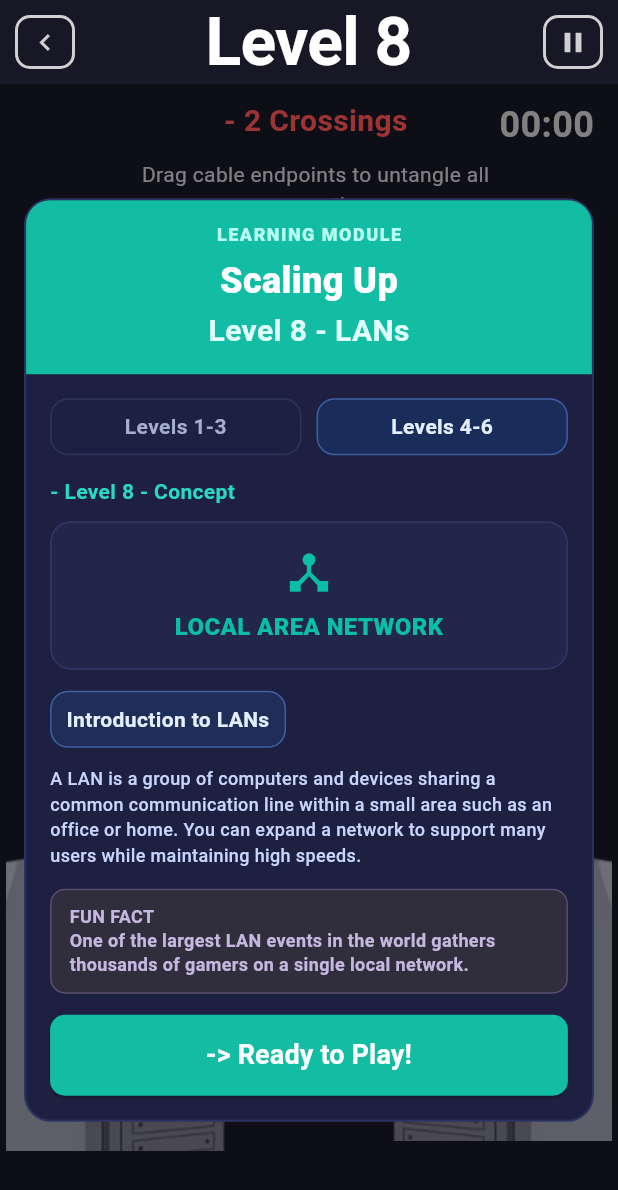
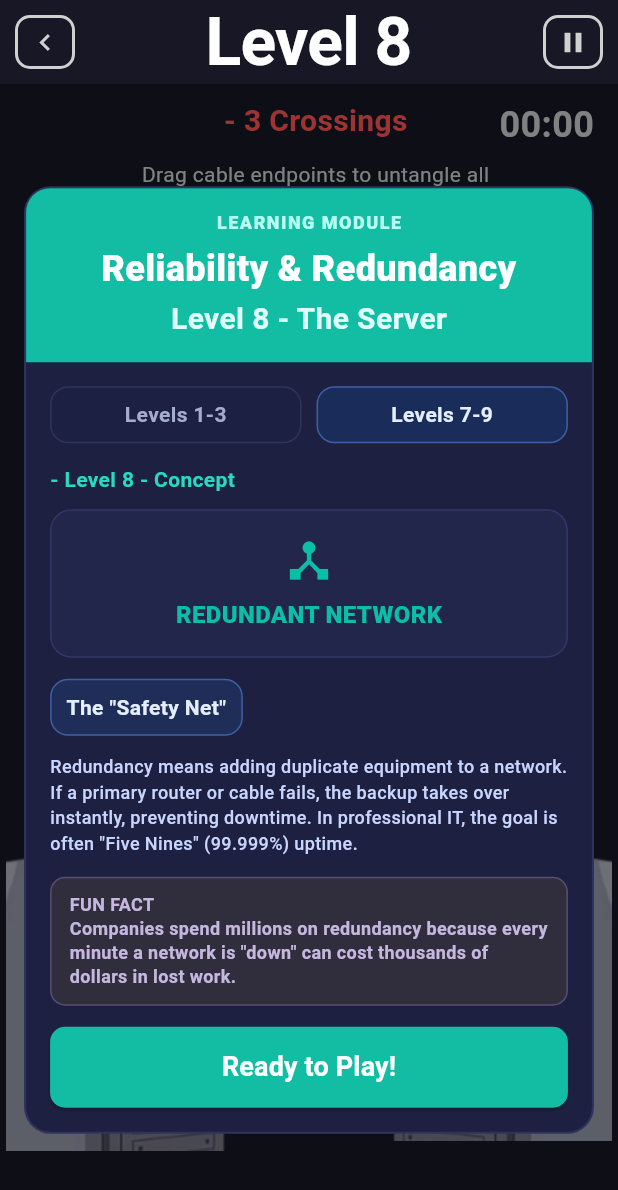
Before and after one commit to eunabgpr/RackTangle, a Flutter app: the Level8Screen screen opened directly, on a phone screen of 412 x 824 dp. Shown: the top 1190 px of the screen. Run offline on Flutter 3.47's test engine with Material 3 defaults, Android fonts, the phone set to English and light mode, and no system bars; our stand-ins replace audioplayers.

Commit message:
Fix error level 8
Co-authored-by: Copilot <copilot@github.com>

```diff
--- a/lib/Levels/Level8.dart
+++ b/lib/Levels/Level8.dart
@@ -3,7 +3,7 @@ import 'dart:math' as math;
 
 import 'package:audioplayers/audioplayers.dart';
 import 'package:flutter/material.dart';
-import 'package:racktangle/Levels/Level8.dart';
+import 'package:racktangle/Levels/Level9.dart';
 
 class Level8Screen extends StatefulWidget {
   const Level8Screen({super.key});
@@ -20,48 +20,44 @@ class _Level8ScreenState extends State<Level8Screen> {
   static const double _buttonRadius = 10;
   static const double _buttonOuterPadding = 10;
 
-  static const List<double> _routerPortX = [0.34, 0.46, 0.58, 0.70];
-  static const double _routerPortY = 0.70;
+  static const List<double> _switchPortX = [
+    0.16,
+    0.50,
+    0.84,
+    0.16,
+    0.50,
+    0.84,
+  ];
+
+  static const List<double> _switchPortY = [0.40, 0.40, 0.40, 0.60, 0.60, 0.60];
 
   static const List<double> _leftSwitchPortX = [
     0.22,
-    0.40,
-    0.58,
-    0.22,
-    0.40,
-    0.58
+    0.50,
+    0.78,
   ];
   static const List<double> _leftSwitchPortY = [
-    0.42,
-    0.42,
-    0.42,
-    0.62,
-    0.62,
-    0.62
+    0.67,
+    0.67,
+    0.67,
   ];
 
   static const List<double> _rightSwitchPortX = [
     0.22,
-    0.40,
-    0.58,
-    0.22,
-    0.40,
-    0.58
+    0.50,
+    0.78,
   ];
   static const List<double> _rightSwitchPortY = [
-    0.42,
-    0.42,
-    0.42,
-    0.62,
-    0.62,
-    0.62
+    0.67,
+    0.67,
+    0.67,
   ];
 
   static const List<double> _leftCpuPortX = [0.72, 0.72, 0.72];
-  static const List<double> _leftCpuPortY = [0.46, 0.56, 0.70];
+  static const List<double> _leftCpuPortY = [0.43, 0.59, 0.73];
 
   static const List<double> _rightCpuPortX = [0.28, 0.28, 0.28];
-  static const List<double> _rightCpuPortY = [0.46, 0.56, 0.70];
+  static const List<double> _rightCpuPortY = [0.43, 0.59, 0.73];
 
   static const List<Color> _wireColors = [
     Color(0xFF64C8FF),
@@ -76,23 +72,21 @@ class _Level8ScreenState extends State<Level8Screen> {
   final GlobalKey _stackKey = GlobalKey();
   final AudioPlayer _sfxPlayer = AudioPlayer();
 
-  // 0-1 router to switches, draggable on router.
-  // Blue (wire 0) starts on right; green (wire 1) starts on left.
-  List<int> _routerPortByWire = [3, 0];
+  // 0-1 top routers, draggable on either router.
+  List<int> _routerPortByWire = [1, 4];
 
-  // 2-5 switch starts, draggable on either switch.
-  List<int> _switchStartPortByWire = [4, 1, 3, 5];
+  // 2-5 middle switch, draggable on the switch.
+  List<int> _switchStartPortByWire = [2, 3, 4, 5];
 
   // 6 cpu to cpu, draggable on both CPUs.
-  List<int> _cpuLeftPortByWire = [0];
+  List<int> _cpuLeftPortByWire = [2];
   List<int> _cpuRightPortByWire = [2];
 
-  // Blue/red wires can connect to any port on either switch.
-  List<int> _routerEndLeftSwitchPort = [1];
+  // Router-to-switch and switch-to-CPU endpoints.
+  List<int> _routerEndLeftSwitchPort = [0];
   List<int> _routerEndRightSwitchPort = [1];
-  List<int> _interSwitchEndRightPort = [9, 11];
-  List<int> _toRightCpuEndPort = [0];
-  List<int> _toLeftCpuEndPort = [1];
+  List<int> _switchToLeftCpuEndPort = [0, 1];
+  List<int> _switchToRightCpuEndPort = [0, 1];
 
   int? _draggingWire;
   bool _draggingWireEnd = false;
@@ -171,15 +165,14 @@ class _Level8ScreenState extends State<Level8Screen> {
 
   void _resetLevel() {
     setState(() {
-      _routerPortByWire = [3, 0];
-      _switchStartPortByWire = [4, 1, 3, 5];
-      _cpuLeftPortByWire = [0];
+      _routerPortByWire = [1, 4];
+      _switchStartPortByWire = [2, 3, 4, 5];
+      _cpuLeftPortByWire = [2];
       _cpuRightPortByWire = [2];
-      _routerEndLeftSwitchPort = [1];
+      _routerEndLeftSwitchPort = [0];
       _routerEndRightSwitchPort = [1];
-      _interSwitchEndRightPort = [9, 11];
-      _toRightCpuEndPort = [0];
-      _toLeftCpuEndPort = [1];
+      _switchToLeftCpuEndPort = [0, 1];
+      _switchToRightCpuEndPort = [0, 1];
       _draggingWire = null;
       _draggingWireEnd = false;
       _dragPosition = null;
@@ -394,7 +387,7 @@ class _Level8ScreenState extends State<Level8Screen> {
                     Navigator.of(dialogContext).pop();
                     Navigator.of(context).pushReplacement(
                       MaterialPageRoute(
-                        builder: (_) => const Level8Screen(),
+                        builder: (_) => const Level9Screen(),
                       ),
                     );
                   },
@@ -508,39 +501,38 @@ class _Level8ScreenState extends State<Level8Screen> {
 
     if (wireIndex == 2 || wireIndex == 3) {
       final idx = wireIndex - 2;
-      if (_interSwitchEndRightPort[idx] == targetPort) {
+      if (_switchToLeftCpuEndPort[idx] == targetPort) {
         return;
       }
-      final other = _interSwitchEndRightPort.indexOf(targetPort);
+      final other = _switchToLeftCpuEndPort.indexOf(targetPort);
       setState(() {
         if (other != -1 && other != idx) {
-          final current = _interSwitchEndRightPort[idx];
-          _interSwitchEndRightPort[idx] = targetPort;
-          _interSwitchEndRightPort[other] = current;
+          final current = _switchToLeftCpuEndPort[idx];
+          _switchToLeftCpuEndPort[idx] = targetPort;
+          _switchToLeftCpuEndPort[other] = current;
         } else {
-          _interSwitchEndRightPort[idx] = targetPort;
+          _switchToLeftCpuEndPort[idx] = targetPort;
         }
       });
       unawaited(_playSfx('sfx_attach.wav'));
       return;
     }
 
-    if (wireIndex == 4) {
-      if (_toRightCpuEndPort[0] == targetPort) {
+    if (wireIndex == 4 || wireIndex == 5) {
+      final idx = wireIndex - 4;
+      if (_switchToRightCpuEndPort[idx] == targetPort) {
         return;
       }
-      _toRightCpuEndPort[0] = targetPort;
-      setState(() {});
-      unawaited(_playSfx('sfx_attach.wav'));
-      return;
-    }
-
-    if (wireIndex == 5) {
-      if (_toLeftCpuEndPort[0] == targetPort) {
-        return;
-      }
-      _toLeftCpuEndPort[0] = targetPort;
-      setState(() {});
+      final other = _switchToRightCpuEndPort.indexOf(targetPort);
+      setState(() {
+        if (other != -1 && other != idx) {
+          final current = _switchToRightCpuEndPort[idx];
+          _switchToRightCpuEndPort[idx] = targetPort;
+          _switchToRightCpuEndPort[other] = current;
+        } else {
+          _switchToRightCpuEndPort[idx] = targetPort;
+        }
+      });
       unawaited(_playSfx('sfx_attach.wav'));
       return;
     }
@@ -718,16 +710,16 @@ class _Level8ScreenState extends State<Level8Screen> {
             final width = constraints.maxWidth;
             final height = constraints.maxHeight;
 
-            final routerWidth = math.min(width * 0.44, 170.0);
-            final routerLeft = (width - routerWidth) / 2;
-            final routerTop = 52.0;
+            final topRouterWidth = math.min(width * 0.40, 132.0);
+            final topRouterLeft =
+                math.max(8.0, (width / 2) - topRouterWidth - 24);
+            final topRouterRight =
+                math.min(width - topRouterWidth - 8.0, (width / 2) + 24);
+            final topRouterTop = 118.0;
 
-            final switchWidth = math.min(width * 0.40, 130.0);
-            final leftSwitchLeft =
-                math.max(6.0, (width / 2) - switchWidth - 28);
-            final rightSwitchLeft =
-                math.min(width - switchWidth - 6.0, (width / 2) + 28);
-            final switchTop = math.min(height * 0.41, 260.0);
+            final switchWidth = math.min(width * 0.46, 172.0);
+            final switchLeft = (width - switchWidth) / 2;
+            final switchTop = math.min(height * 0.37, 255.0);
 
             final cpuWidth = math.min(width * 0.52, 180.0);
             final leftCpuLeft = math.max(4.0, (width / 2) - cpuWidth - 22);
@@ -735,32 +727,32 @@ class _Level8ScreenState extends State<Level8Screen> {
                 math.min(width - cpuWidth - 4.0, (width / 2) + 22);
             final cpuTop = math.min(height * 0.64, height - cpuWidth - 22);
 
-            final routerPorts = List<Offset>.generate(
-              _routerPortX.length,
+            final leftRouterPorts = List<Offset>.generate(
+              _leftSwitchPortX.length,
               (i) => Offset(
-                routerLeft + (routerWidth * _routerPortX[i]),
-                routerTop + (routerWidth * _routerPortY),
+                topRouterLeft + (topRouterWidth * _leftSwitchPortX[i]),
+                topRouterTop + (topRouterWidth * _leftSwitchPortY[i]),
               ),
             );
 
-            final leftSwitchPorts = List<Offset>.generate(
-              _leftSwitchPortX.length,
+            final rightRouterPorts = List<Offset>.generate(
+              _rightSwitchPortX.length,
               (i) => Offset(
-                leftSwitchLeft + (switchWidth * _leftSwitchPortX[i]),
-                switchTop + (switchWidth * _leftSwitchPortY[i]),
+                topRouterRight + (topRouterWidth * _rightSwitchPortX[i]),
+                topRouterTop + (topRouterWidth * _rightSwitchPortY[i]),
               ),
             );
 
-            final rightSwitchPorts = List<Offset>.generate(
-              _rightSwitchPortX.length,
+            final switchPorts = List<Offset>.generate(
+              _switchPortX.length,
               (i) => Offset(
-                rightSwitchLeft + (switchWidth * _rightSwitchPortX[i]),
-                switchTop + (switchWidth * _rightSwitchPortY[i]),
+                switchLeft + (switchWidth * _switchPortX[i]),
+                switchTop + (switchWidth * _switchPortY[i]),
               ),
             );
-            final switchPorts = <Offset>[
-              ...leftSwitchPorts,
-              ...rightSwitchPorts
+            final routerPorts = <Offset>[
+              ...leftRouterPorts,
+              ...rightRouterPorts
             ];
 
             final leftCpuPorts = List<Offset>.generate(
@@ -788,12 +780,12 @@ class _Level8ScreenState extends State<Level8Screen> {
             ];
 
             final ends = <Offset>[
-              leftSwitchPorts[_routerEndLeftSwitchPort[0]],
-              rightSwitchPorts[_routerEndRightSwitchPort[0]],
-              switchPorts[_interSwitchEndRightPort[0]],
-              switchPorts[_interSwitchEndRightPort[1]],
-              rightCpuPorts[_toRightCpuEndPort[0]],
-              leftCpuPorts[_toLeftCpuEndPort[0]],
+              switchPorts[_routerEndLeftSwitchPort[0]],
+              switchPorts[_routerEndRightSwitchPort[0]],
+              leftCpuPorts[_switchToLeftCpuEndPort[0]],
+              leftCpuPorts[_switchToLeftCpuEndPort[1]],
+              rightCpuPorts[_switchToRightCpuEndPort[0]],
+              rightCpuPorts[_switchToRightCpuEndPort[1]],
               rightCpuPorts[_cpuRightPortByWire[0]],
             ];
 
@@ -862,31 +854,31 @@ class _Level8ScreenState extends State<Level8Screen> {
                   ),
                 ),
                 Positioned(
-                  top: routerTop,
-                  left: routerLeft,
+                  top: topRouterTop,
+                  left: topRouterLeft,
                   child: Image.asset('assets/images/modem.png',
-                      width: routerWidth),
+                      width: topRouterWidth),
                 ),
                 Positioned(
-                  top: routerTop + (routerWidth * 0.40),
-                  left: routerLeft + (routerWidth * 0.36),
+                  top: topRouterTop,
+                  left: topRouterRight,
+                  child: Image.asset('assets/images/modem.png',
+                      width: topRouterWidth),
+                ),
+                Positioned(
+                  top: topRouterTop - 34,
+                  left: (width * 0.41),
                   child: const _UnitLabel(text: 'Router'),
                 ),
                 Positioned(
                   top: switchTop,
-                  left: leftSwitchLeft,
-                  child: Image.asset('assets/images/switch.png',
-                      width: switchWidth),
-                ),
-                Positioned(
-                  top: switchTop,
-                  left: rightSwitchLeft,
+                  left: switchLeft,
                   child: Image.asset('assets/images/switch.png',
                       width: switchWidth),
                 ),
                 Positioned(
                   top: switchTop - 34,
-                  left: (width * 0.43),
+                  left: (width * 0.42),
                   child: const _UnitLabel(text: 'Switch'),
                 ),
                 Positioned(
@@ -917,16 +909,18 @@ class _Level8ScreenState extends State<Level8Screen> {
                 ),
                 for (var i = 0; i < routerPorts.length; i++)
                   _ghostPort(routerPorts[i]),
-                for (var i = 0; i < leftSwitchPorts.length; i++)
-                  _ghostPort(leftSwitchPorts[i]),
-                for (var i = 0; i < rightSwitchPorts.length; i++)
-                  _ghostPort(rightSwitchPorts[i]),
+                for (var i = 0; i < leftRouterPorts.length; i++)
+                  _ghostPort(leftRouterPorts[i]),
+                for (var i = 0; i < rightRouterPorts.length; i++)
+                  _ghostPort(rightRouterPorts[i]),
                 for (var i = 0; i < leftCpuPorts.length; i++)
                   _ghostPort(leftCpuPorts[i]),
                 for (var i = 0; i < rightCpuPorts.length; i++)
                   _ghostPort(rightCpuPorts[i]),
+                for (var i = 0; i < switchPorts.length; i++)
+                  _switchPort(switchPorts[i]),
 
-                // Draggable switch ends: wires 0-3
+                // Draggable endpoints for the router pair.
                 _dragHandle(
                   position: ends[0],
                   color: _wireColors[0],
@@ -956,9 +950,9 @@ class _Level8ScreenState extends State<Level8Screen> {
                       _onWireDragStart(2, details, dragEnd: true),
                   onPanUpdate: (details) => _onWireDragUpdate(2, details),
                   onPanEnd: (_) =>
-                      _onWireDragEnd(2, switchPorts, dragEnd: true),
+                      _onWireDragEnd(2, leftCpuPorts, dragEnd: true),
                   onPanCancel: () =>
-                      _onWireDragEnd(2, switchPorts, dragEnd: true),
+                      _onWireDragEnd(2, leftCpuPorts, dragEnd: true),
                 ),
                 _dragHandle(
                   position: ends[3],
@@ -967,9 +961,9 @@ class _Level8ScreenState extends State<Level8Screen> {
                       _onWireDragStart(3, details, dragEnd: true),
                   onPanUpdate: (details) => _onWireDragUpdate(3, details),
                   onPanEnd: (_) =>
-                      _onWireDragEnd(3, switchPorts, dragEnd: true),
+                      _onWireDragEnd(3, leftCpuPorts, dragEnd: true),
                   onPanCancel: () =>
-                      _onWireDragEnd(3, switchPorts, dragEnd: true),
+                      _onWireDragEnd(3, leftCpuPorts, dragEnd: true),
                 ),
                 for (var wire = 0; wire < 2; wire++)
                   _dragHandle(
@@ -986,8 +980,10 @@ class _Level8ScreenState extends State<Level8Screen> {
                     color: _wireColors[wire],
                     onPanStart: (details) => _onWireDragStart(wire, details),
                     onPanUpdate: (details) => _onWireDragUpdate(wire, details),
-                    onPanEnd: (_) => _onWireDragEnd(wire, switchPorts),
-                    onPanCancel: () => _onWireDragEnd(wire, switchPorts),
+                    onPanEnd: (_) => _onWireDragEnd(
+                        wire, wire < 4 ? leftCpuPorts : rightCpuPorts),
+                    onPanCancel: () => _onWireDragEnd(
+                        wire, wire < 4 ? leftCpuPorts : rightCpuPorts),
                   ),
 
                 // Draggable CPU endpoints
@@ -1055,7 +1051,7 @@ class _Level8ScreenState extends State<Level8Screen> {
                       child: SingleChildScrollView(
                         padding: const EdgeInsets.symmetric(
                             horizontal: 16, vertical: 24),
-                        child: _Level6LearningCard(
+                        child: _Level8LearningCard(
                             onReady: _startLevelFromLearningCard),
                       ),
                     ),
@@ -1079,6 +1075,22 @@ class _Level8ScreenState extends State<Level8Screen> {
           shape: BoxShape.circle,
           color: Colors.transparent,
           border: Border.all(color: const Color(0xFFD0D0D0), width: 2),
+        ),
+      ),
+    );
+  }
+
+  Widget _switchPort(Offset p) {
+    return Positioned(
+      left: p.dx - 10,
+      top: p.dy - 10,
+      child: Container(
+        width: 20,
+        height: 20,
+        decoration: BoxDecoration(
+          shape: BoxShape.circle,
+          color: Colors.transparent,
+          border: Border.all(color: const Color(0xFFE9ECF4), width: 3),
         ),
       ),
     );
@@ -1208,8 +1220,8 @@ class _WirePainter extends CustomPainter {
   }
 }
 
-class _Level6LearningCard extends StatelessWidget {
-  const _Level6LearningCard({required this.onReady});
+class _Level8LearningCard extends StatelessWidget {
+  const _Level8LearningCard({required this.onReady});
 
   final VoidCallback onReady;
 
@@ -1245,7 +1257,7 @@ class _Level6LearningCard extends StatelessWidget {
                 ),
                 SizedBox(height: 6),
                 Text(
-                  'Scaling Up',
+                  'Reliability & Redundancy',
                   style: TextStyle(
                     color: Colors.white,
                     fontSize: 24,
@@ -1255,7 +1267,7 @@ class _Level6LearningCard extends StatelessWidget {
                 ),
                 SizedBox(height: 2),
                 Text(
-                  'Level 8 - LANs',
+                  'Level 8 - The Server',
                   style: TextStyle(
                     color: Color(0xFFE0FFFA),
                     fontSize: 20,
@@ -1278,7 +1290,7 @@ class _Level6LearningCard extends StatelessWidget {
                     ),
                     const SizedBox(width: 10),
                     Expanded(
-                      child: _pill('Levels 4-6', const Color(0xFF1A2D5A), true),
+                      child: _pill('Levels 7-9', const Color(0xFF1A2D5A), true),
                     ),
                   ],
                 ),
@@ -1306,7 +1318,7 @@ class _Level6LearningCard extends StatelessWidget {
                           color: Color(0xFF0BBFA7), size: 34),
                       SizedBox(height: 8),
                       Text(
-                        'LOCAL AREA NETWORK',
+                        'REDUNDANT NETWORK',
                         style: TextStyle(
                           color: Color(0xFF0BBFA7),
                           fontWeight: FontWeight.w800,
@@ -1317,11 +1329,10 @@ class _Level6LearningCard extends StatelessWidget {
                   ),
                 ),
                 const SizedBox(height: 14),
-                _pill('Introduction to LANs', const Color(0xFF1E2E58), true),
+                _pill('The "Safety Net"', const Color(0xFF1E2E58), true),
                 const SizedBox(height: 12),
                 const Text(
-                  'A LAN is a group of computers and devices sharing a common communication line '
-                  'within a small area such as an office or home. You can expand a network to support many users while maintaining high speeds.',
+                  'Redundancy means adding duplicate equipment to a network. If a primary router or cable fails, the backup takes over instantly, preventing downtime. In professional IT, the goal is often "Five Nines" (99.999%) uptime.',
                   style: TextStyle(
                     color: Color(0xFFC8D5FF),
                     fontSize: 12,
@@ -1340,7 +1351,7 @@ class _Level6LearningCard extends StatelessWidget {
                     border: Border.all(color: const Color(0xFF584E70)),
                   ),
                   child: const Text(
-                    'FUN FACT\nOne of the largest LAN events in the world gathers thousands of gamers on a single local network.',
+                    'FUN FACT\nCompanies spend millions on redundancy because every minute a network is "down" can cost thousands of dollars in lost work.',
                     style: TextStyle(
                       color: Color(0xFFC5B7DF),
                       fontSize: 12,
@@ -1363,7 +1374,7 @@ class _Level6LearningCard extends StatelessWidget {
                       ),
                     ),
                     child: const Text(
-                      '-> Ready to Play!',
+                      'Ready to Play!',
                       style:
                           TextStyle(fontSize: 18, fontWeight: FontWeight.w700),
                     ),
```
Also changed, not shown: lib/Levels/Level9.dart (+92 -0 lines).
